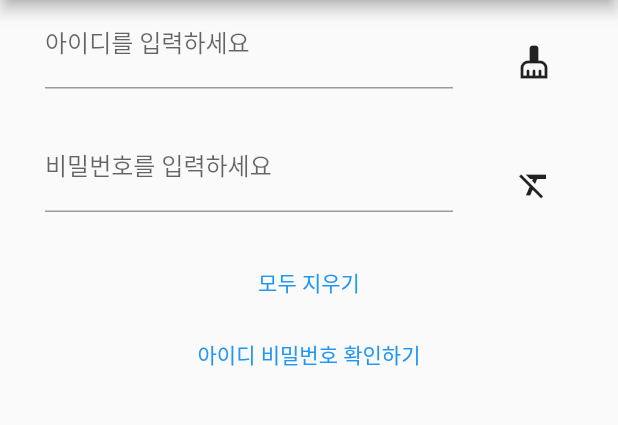
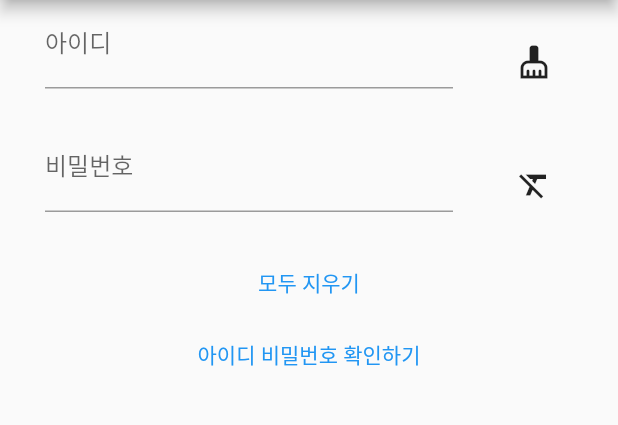
Before and after one commit to BulTTaeng/FlutterGetXCodelab, a Flutter app: the SettingPage screen opened by its route, on a phone screen of 412 x 824 dp, the part 84-509 px from its top. Run offline on Flutter 3.47's test engine with Material 2 defaults, Android fonts, the phone set to English and light mode, and no system bars; our stand-ins replace get, syncfusion_flutter_charts; missing offline and left inert: dart:ffi.

Commit message:
Fix: Setting page validation 추가

```diff
--- a/lib/settingpage/setting_page.dart
+++ b/lib/settingpage/setting_page.dart
@@ -11,43 +11,54 @@ class SettingPage extends StatelessWidget {
   //NavController navController = Get.find<NavController>();
   FormController formController = Get.find<FormController>();
 
+  final passKey = GlobalKey<FormState>();
+  final idKey = GlobalKey<FormState>();
+
   @override
   Widget build(BuildContext context) {
     return Scaffold(
       appBar: CustomAppbar(title: "Setting Page", appBar: AppBar(), page: 3),
       drawer: CustomDrawer(),
       body: Center(
+        child: Form(
+          key: passKey,
           child: ListView(
             children: [
               Row(
                 children: [
-                GetBuilder<FormController>(builder: (_){
-                  return CustomTextForm(str: '아이디를 입력하세요' , controller: formController.idController, obsc: false, size: Size(Get.width , Get.height));
+                  GetBuilder<FormController>(builder: (_) {
+                    return CustomTextForm(
+                        str: '아이디',
+                        controller: formController.idController,
+                        obsc: false,
+                        size: Size(Get.width, Get.height));
                   }),
                   SizedBox(
-                  height: Get.height/10,
+                    height: Get.height / 10,
                     child: IconButton(
                         onPressed: () {
                           formController.clearId();
                         },
                         icon: const Icon(Icons.cleaning_services)),
                   )
-
                 ],
               ),
               Row(
                 children: [
-                GetBuilder<FormController>(builder: (_){
-                  return CustomTextForm(str: '비밀번호를 입력하세요' , controller: formController.passWordController, obsc: true, size: Size(Get.width , Get.height));
+                  GetBuilder<FormController>(builder: (_) {
+                    return CustomTextForm(
+                        str: '비밀번호',
+                        controller: formController.passWordController,
+                        obsc: true,
+                        size: Size(Get.width, Get.height));
                   }),
                   SizedBox(
-                  height: Get.height/10,
+                    height: Get.height / 10,
                     child: IconButton(
                         onPressed: () {
                           formController.clearPassword();
                         },
-                      icon: const Icon(Icons.format_clear_outlined)
-                  ),
+                        icon: const Icon(Icons.format_clear_outlined)),
                   )
                 ],
               ),
@@ -55,18 +66,20 @@ class SettingPage extends StatelessWidget {
                   onPressed: () {
                     formController.clearPassword();
                     formController.clearId();
-                } ,
-                child: const Text("모두 지우기")
-            ),
-
+                  },
+                  child: const Text("모두 지우기")),
               TextButton(
                   onPressed: () {
+                    print(formController.idController.text);
+                    print(formController.passWordController.text);
+
+                    if (passKey.currentState!.validate() ) {
                       formController.show();
-                } ,
-                child: const Text("아이디 비밀번호 확인하기")
+                    }
+                  },
+                  child: const Text("아이디 비밀번호 확인하기")),
+            ],
           ),
-
-          ],
         ),
       ),
     );
--- a/lib/utility/custom_text_form.dart
+++ b/lib/utility/custom_text_form.dart
@@ -26,8 +26,8 @@ class CustomTextForm extends StatelessWidget
             (
             validator: (value)
             {
-              if (value == null || value.isEmpty) {
-                return '아이디를 입력해 주세요';
+              if (value == null || value.isEmpty || value.length < 6) {
+                return '$str을 확인해 주세요';
               }
               return null;
             },
```
Lines whose indentation alone changed are shown as unchanged.
